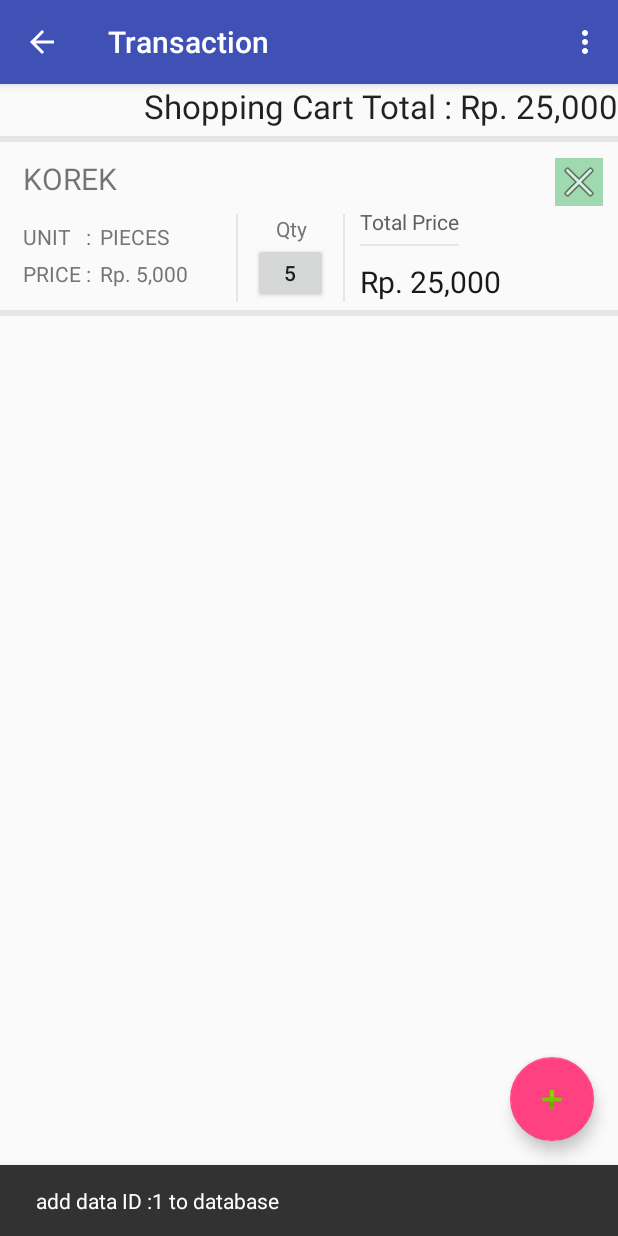
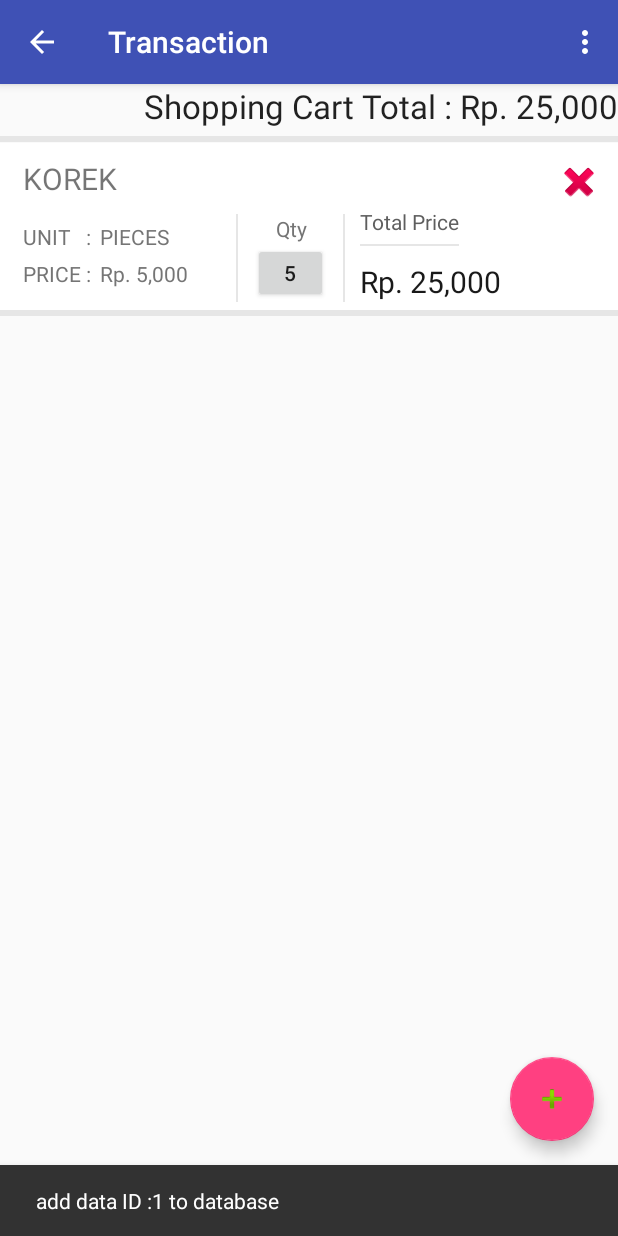
Before and after one commit to Gain-Profit/Assistant, an Android app: the TransactionActivity screen opened directly, with no data from a screen before it, after a tap on an icon or button, on a phone screen of 412 x 824 dp. Run offline under Robolectric (Android 15) with nearby library versions, the phone set to English and light mode, and no system bars.

Commit message:
change background.

```diff
--- a/app/src/main/res/layout/custom_list_transaction.xml
+++ b/app/src/main/res/layout/custom_list_transaction.xml
@@ -1,7 +1,8 @@
 <?xml version="1.0" encoding="utf-8"?>
 <RelativeLayout xmlns:android="http://schemas.android.com/apk/res/android"
     android:layout_width="match_parent"
-    android:layout_height="match_parent" >
+    android:layout_height="match_parent"
+    android:background="#FFFFFF">
 
     <ImageButton
         android:id="@+id/product_delete"
@@ -11,10 +12,10 @@
         android:layout_alignParentTop="true"
         android:layout_marginRight="10dp"
         android:layout_marginTop="10dp"
-        android:background="#a0d8b0"
+        android:background="#FFFFFF"
         android:scaleX="1"
         android:scaleY="1"
-        android:src="@android:drawable/ic_menu_close_clear_cancel" />
+        android:src="@android:drawable/ic_delete" />
 
     <TextView
         android:id="@+id/product_name"
```
